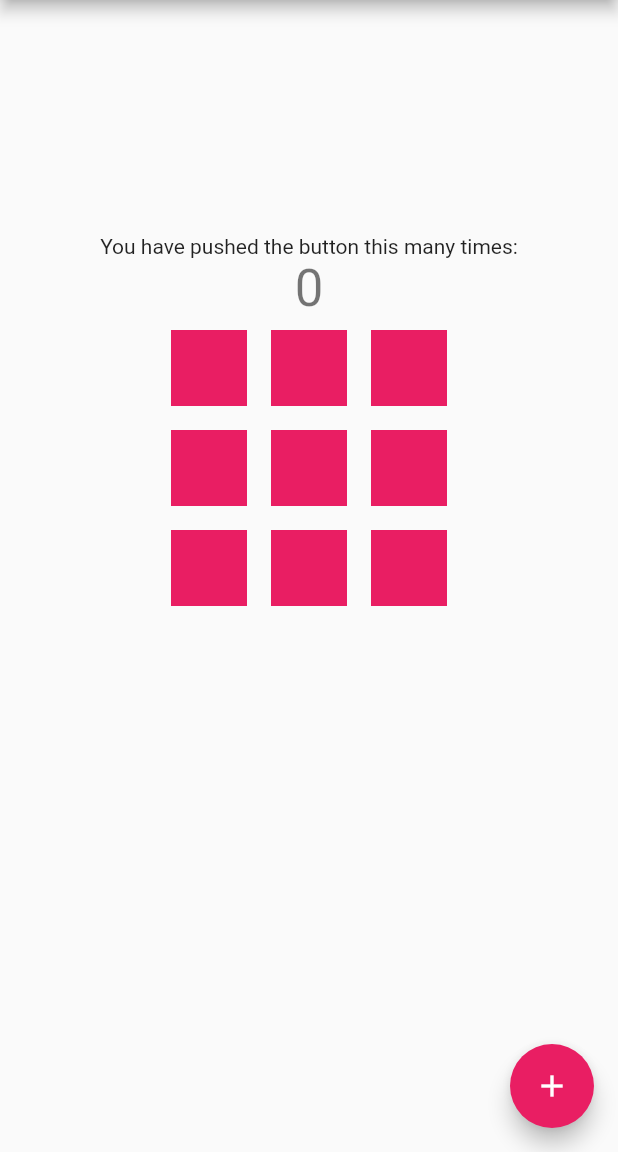
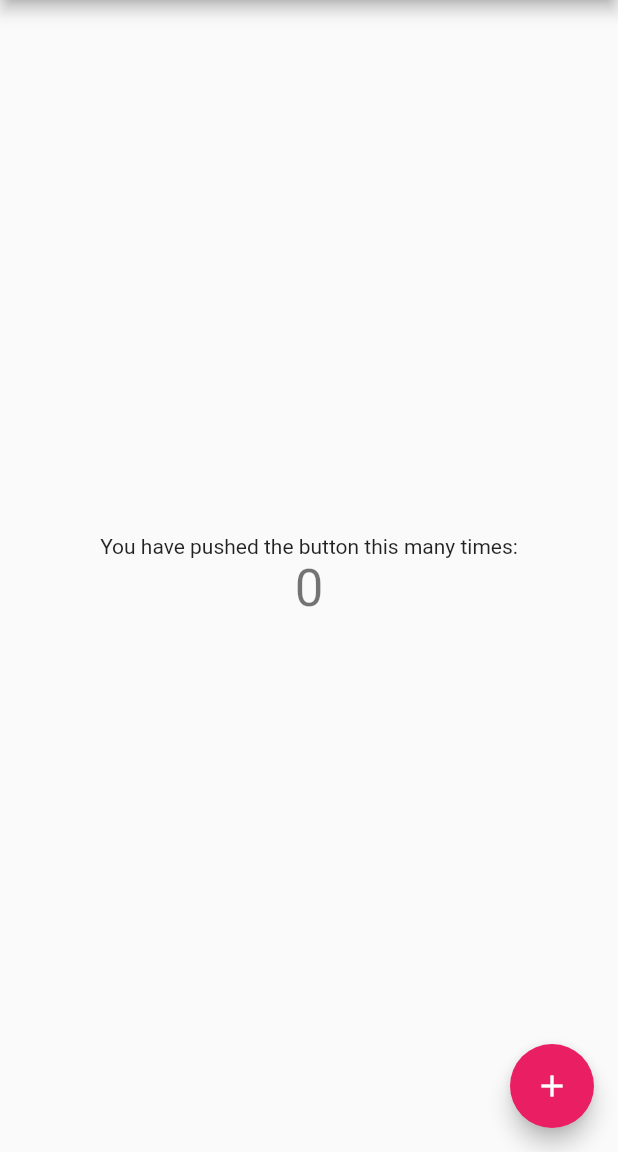
Before and after one commit to yoshi-non/flutter-practice, a Flutter app: the screen it shows after launch, on a phone screen of 412 x 824 dp, the part 84-1236 px from its top. Run offline on Flutter 3.47's test engine with Material 2 defaults, Android fonts, the phone set to English and light mode, and no system bars.

```diff
--- a/lib/my_home_page.dart
+++ b/lib/my_home_page.dart
@@ -35,22 +35,6 @@ class _MyHomePageState extends State<MyHomePage> {
               '$_counter',
               style: Theme.of(context).textTheme.headlineMedium,
             ),
-            SizedBox(
-              height: 400,
-              width: 200,
-              child: GridView.count(
-                crossAxisCount: 3,
-                children: [
-                  for (var i = 0; i < 9; i++)
-                    const Padding(
-                      padding: EdgeInsets.all(8.0),
-                      child: ColoredBox(
-                        color: Colors.pink,
-                      ),
-                    ),
-                ],
-              ),
-            ),
           ],
         ),
       ),
```
